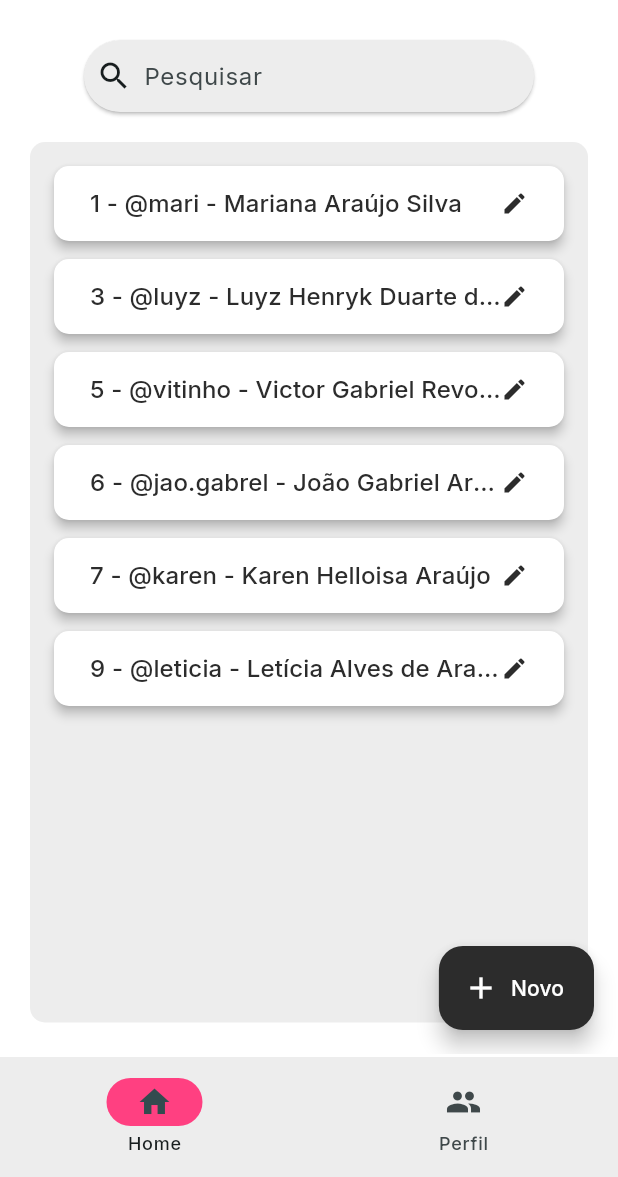
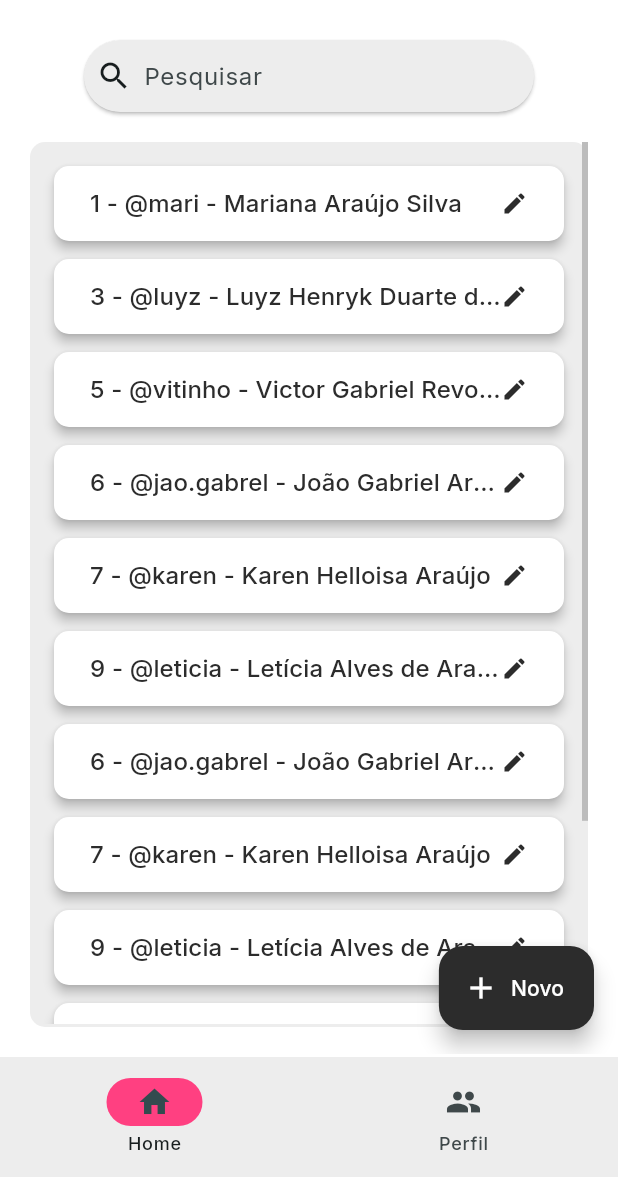
Before and after one commit to mari-arujjo/Ordem-De-Servico-Piloto, a Flutter app: the GestaoUsuariosPage screen opened by its route, on a phone screen of 412 x 824 dp, the part 59-1236 px from its top. Run offline on Flutter 3.47's test engine with Material 3 defaults, Android fonts, the phone set to English and light mode, and no system bars; our stand-ins replace go_router, google_fonts.

Commit message:
salvaaaaaaa as coisas pendentes me irritam

```diff
--- a/lib/app/UI/pages/gestao_usuarios/cadastro_user_page.dart
+++ b/lib/app/UI/pages/gestao_usuarios/cadastro_user_page.dart
@@ -1,7 +1,7 @@
 import 'package:flutter/material.dart';
-import 'package:ordem_de_servico/app/UI/widgets/button1_widget.dart';
+import 'package:ordem_de_servico/app/UI/widgets/com%20varia%C3%A7%C3%B5es/button1_widget.dart';
 import 'package:ordem_de_servico/app/UI/widgets/dropdown_widget.dart';
-import 'package:ordem_de_servico/app/UI/widgets/input1_widget.dart';
+import 'package:ordem_de_servico/app/UI/widgets/com%20varia%C3%A7%C3%B5es/input1_widget.dart';
 import 'package:ordem_de_servico/app/src/helper/popup.dart';
 import 'package:ordem_de_servico/colors.dart';
 
--- a/lib/app/UI/pages/gestao_usuarios/gestao_usuarios_page.dart
+++ b/lib/app/UI/pages/gestao_usuarios/gestao_usuarios_page.dart
@@ -1,6 +1,6 @@
 import 'package:flutter/material.dart';
 import 'package:go_router/go_router.dart';
-import 'package:ordem_de_servico/app/UI/widgets/button2_widget.dart';
+import 'package:ordem_de_servico/app/UI/widgets/com%20varia%C3%A7%C3%B5es/button2_widget.dart';
 import 'package:ordem_de_servico/app/UI/widgets/flutuante_widget.dart';
 import 'package:ordem_de_servico/colors.dart';
 import 'package:ordem_de_servico/app/UI/widgets/search_widget.dart';
@@ -27,19 +27,14 @@ class _GestaoUsuariosState extends State<GestaoUsuariosPage> {
 
       body: Center(
         child: Padding(
-          padding: EdgeInsets.only(top: 10, bottom: 15),
+          padding: EdgeInsets.only(top: 10, bottom: 20, left: 20, right: 20),
           child: Column(
             children: [
               const SearchBarWidget(),
 
               Expanded(
                 child: Container(
-                  margin: EdgeInsets.only(
-                    top: 20,
-                    bottom: 8,
-                    left: 20,
-                    right: 20,
-                  ),
+                  margin: EdgeInsets.only(top: 20),
                   decoration: BoxDecoration(
                     color: colorsClass.secondaryColor,
                     borderRadius: BorderRadius.circular(10),
@@ -51,8 +46,10 @@ class _GestaoUsuariosState extends State<GestaoUsuariosPage> {
                       ),
                     ],
                   ),
+
                   child: Scrollbar(
                     thumbVisibility: true,
+
                     child: ListView.separated(
                       padding: EdgeInsets.all(16),
                       itemCount: controller.allUsers.length,
--- a/lib/app/UI/pages/home_page.dart
+++ b/lib/app/UI/pages/home_page.dart
@@ -1,6 +1,6 @@
 import 'package:flutter/material.dart';
 import 'package:go_router/go_router.dart';
-import 'package:ordem_de_servico/app/UI/widgets/button1_widget.dart';
+import 'package:ordem_de_servico/app/UI/widgets/com%20varia%C3%A7%C3%B5es/button1_widget.dart';
 
 class HomePage extends StatefulWidget {
   const HomePage({super.key});
--- a/lib/app/UI/pages/login_page.dart
+++ b/lib/app/UI/pages/login_page.dart
@@ -1,6 +1,6 @@
 import 'package:flutter/material.dart';
-import 'package:ordem_de_servico/app/UI/widgets/button1_widget.dart';
-import 'package:ordem_de_servico/app/UI/widgets/input2_widget.dart';
+import 'package:ordem_de_servico/app/UI/widgets/com%20varia%C3%A7%C3%B5es/button1_widget.dart';
+import 'package:ordem_de_servico/app/UI/widgets/com%20varia%C3%A7%C3%B5es/input2_widget.dart';
 import 'package:ordem_de_servico/colors.dart';
 
 class LoginPage extends StatefulWidget {
--- a/lib/app/src/controllers/gestao_usuarios_controller.dart
+++ b/lib/app/src/controllers/gestao_usuarios_controller.dart
@@ -3,43 +3,79 @@ import 'package:ordem_de_servico/app/src/models/usuario_model.dart';
 class GestaoUsuariosController {
   List<Usuario> allUsers = [];
 
-  GestaoUsuariosController(){
+  GestaoUsuariosController() {
     allUsers = [
       Usuario(
         id_usuario: 1,
         usuario: 'mari',
         nome: 'Mariana Araújo Silva',
-        nivel_acesso: 1
+        nivel_acesso: 1,
       ),
       Usuario(
         id_usuario: 3,
         usuario: 'luyz',
         nome: 'Luyz Henryk Duarte de Medeiros',
-        nivel_acesso: 1
+        nivel_acesso: 1,
       ),
       Usuario(
         id_usuario: 5,
         usuario: 'vitinho',
         nome: 'Victor Gabriel Revorêdo Sobral',
-        nivel_acesso: 2
+        nivel_acesso: 2,
       ),
       Usuario(
         id_usuario: 6,
         usuario: 'jao.gabrel',
         nome: 'João Gabriel Araújo Silva',
-        nivel_acesso: 3
+        nivel_acesso: 3,
       ),
       Usuario(
         id_usuario: 7,
         usuario: 'karen',
         nome: 'Karen Helloisa Araújo',
-        nivel_acesso: 3
+        nivel_acesso: 3,
       ),
       Usuario(
         id_usuario: 9,
         usuario: 'leticia',
         nome: 'Letícia Alves de Araújo',
-        nivel_acesso: 2
+        nivel_acesso: 2,
+      ),
+      Usuario(
+        id_usuario: 6,
+        usuario: 'jao.gabrel',
+        nome: 'João Gabriel Araújo Silva',
+        nivel_acesso: 3,
+      ),
+      Usuario(
+        id_usuario: 7,
+        usuario: 'karen',
+        nome: 'Karen Helloisa Araújo',
+        nivel_acesso: 3,
+      ),
+      Usuario(
+        id_usuario: 9,
+        usuario: 'leticia',
+        nome: 'Letícia Alves de Araújo',
+        nivel_acesso: 2,
+      ),
+      Usuario(
+        id_usuario: 6,
+        usuario: 'jao.gabrel',
+        nome: 'João Gabriel Araújo Silva',
+        nivel_acesso: 3,
+      ),
+      Usuario(
+        id_usuario: 7,
+        usuario: 'karen',
+        nome: 'Karen Helloisa Araújo',
+        nivel_acesso: 3,
+      ),
+      Usuario(
+        id_usuario: 9,
+        usuario: 'leticia',
+        nome: 'Letícia Alves de Araújo',
+        nivel_acesso: 2,
       ),
     ];
   }
```
Also changed, not shown: lib/app/UI/pages/gestao_usuarios/usuario_page.dart (+5 -21 lines), lib/app/UI/pages/meu_perfil_page.dart (+9 -3 lines), lib/app/UI/widgets/flutuante_widget.dart (+5 -6 lines), lib/app/UI/widgets/foto_widget.dart (added, +35 -0 lines), lib/app/UI/widgets/com variações/button1_widget.dart (renamed from lib/app/UI/widgets/button1_widget.dart), lib/app/UI/widgets/com variações/button2_widget.dart (renamed from lib/app/UI/widgets/button2_widget.dart), lib/app/UI/widgets/com variações/container1_widget.dart (added), lib/app/UI/widgets/com variações/input1_widget.dart (renamed from lib/app/UI/widgets/input1_widget.dart), lib/app/UI/widgets/com variações/input2_widget.dart (renamed from lib/app/UI/widgets/input2_widget.dart).
